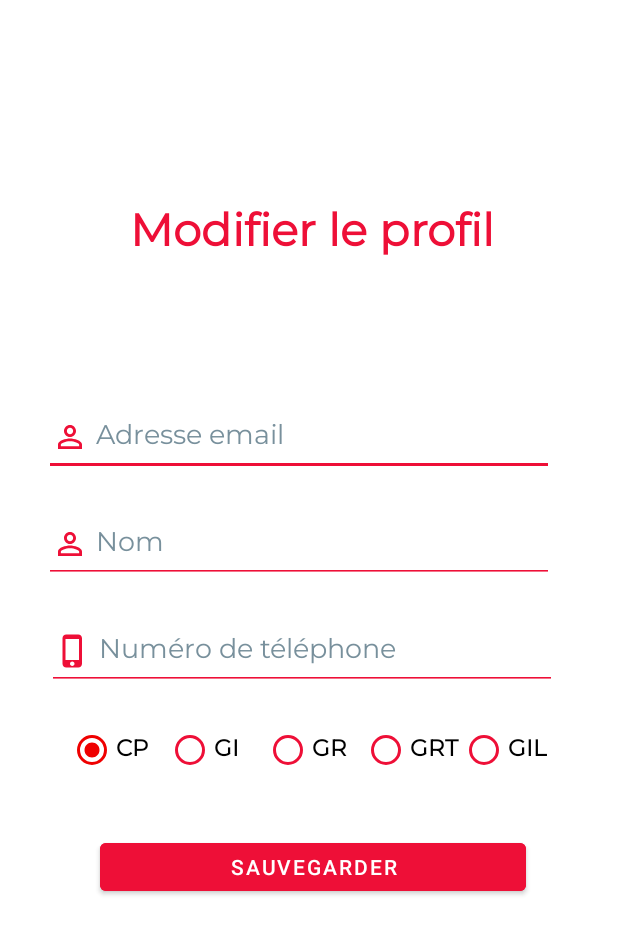
After one commit to ZakariaDani/Education_Store, an Android app: the EditProfileActivity screen opened directly, with no data from a screen before it, on a phone screen of 412 x 824 dp. The commit adds this screen. Shown: the top 934 px of the screen. Run offline under Robolectric (Android 15) with nearby library versions, the phone set to English and light mode, and no system bars; our stand-ins replace Firebase (no records; nobody signed in at launch, a user with empty details on screens opened directly); 5 statements that could not run were skipped.

Commit message:
add edit profile page

```diff
--- a/app/src/main/java/com/example/ensamarketplace/AddNewAnnouncement.java
+++ b/app/src/main/java/com/example/ensamarketplace/AddNewAnnouncementActivity.java
@@ -1,13 +1,10 @@
 package com.example.ensamarketplace;
 import android.content.Intent;
-import android.graphics.Color;
 import android.os.Bundle;
 import android.provider.MediaStore;
 import android.view.View;
 import android.view.Window;
 import android.view.WindowManager;
-import android.widget.Button;
-import android.widget.CompoundButton;
 import android.widget.EditText;
 import android.widget.ImageView;
 import android.widget.ProgressBar;
@@ -16,23 +13,19 @@ import android.widget.RadioGroup;
 import android.widget.Switch;
 import android.widget.Toast;
 
-import androidx.annotation.NonNull;
 import androidx.annotation.Nullable;
 import androidx.appcompat.app.AppCompatActivity;
 
 import com.example.ensamarketplace.model.Announcement;
 import com.example.ensamarketplace.model.User;
 import com.google.android.gms.tasks.OnCompleteListener;
-import com.google.android.gms.tasks.OnFailureListener;
 import com.google.android.gms.tasks.OnSuccessListener;
-import com.google.android.gms.tasks.Task;
-import com.google.firebase.auth.AuthResult;
 import com.google.firebase.auth.FirebaseAuth;
 import com.google.firebase.firestore.DocumentReference;
 import com.google.firebase.firestore.DocumentSnapshot;
 import com.google.firebase.firestore.FirebaseFirestore;
 
-public class AddNewAnnouncement extends AppCompatActivity {
+public class AddNewAnnouncementActivity extends AppCompatActivity {
     EditText titre;
     EditText phone;
     EditText description;
@@ -56,7 +49,7 @@ public class AddNewAnnouncement extends AppCompatActivity {
         getSupportActionBar().hide();
         setContentView(R.layout.activity_add_new_announcement);
         titre = findViewById(R.id.titre);
-        phone =(EditText) findViewById(R.id.phone);
+        phone = findViewById(R.id.phone);
         branch = findViewById(R.id.branch);
         description = findViewById(R.id.description);
         loadingIcon = findViewById(R.id.loadingIcon);
@@ -98,7 +91,7 @@ public class AddNewAnnouncement extends AppCompatActivity {
             enableLoadingAnimation();
             Announcement announcement = new Announcement(titreInput, typeInput, imageInput, branchInput, phoneInput, descriptionInput, firebaseAuth.getCurrentUser().getUid());
             System.out.println(announcement);
-            //saveAnnouncement(announcement);
+            saveAnnouncement(announcement);
         }
 
 
--- /dev/null
+++ b/app/src/main/java/com/example/ensamarketplace/EditProfileActivity.java
@@ -0,0 +1,149 @@
+package com.example.ensamarketplace;
+
+import android.os.Bundle;
+import android.view.View;
+import android.view.Window;
+import android.view.WindowManager;
+import android.widget.EditText;
+import android.widget.ProgressBar;
+import android.widget.RadioButton;
+import android.widget.RadioGroup;
+import android.widget.Toast;
+
+import androidx.appcompat.app.AppCompatActivity;
+
+import com.example.ensamarketplace.model.User;
+import com.google.firebase.auth.FirebaseAuth;
+import com.google.firebase.firestore.DocumentReference;
+import com.google.firebase.firestore.DocumentSnapshot;
+import com.google.firebase.firestore.FirebaseFirestore;
+
+public class EditProfileActivity extends AppCompatActivity {
+    EditText email;
+    EditText name;
+    EditText phone;
+
+    RadioGroup branch;
+    String emailInput,nameInput,branchInput,phoneInput;
+    User user;
+    ProgressBar loadingIcon;
+    private final FirebaseFirestore firestore = FirebaseFirestore.getInstance();
+    private final FirebaseAuth firebaseAuth = FirebaseAuth.getInstance();
+
+    @Override
+    protected void onCreate(Bundle savedInstanceState) {
+        super.onCreate(savedInstanceState);
+        requestWindowFeature(Window.FEATURE_NO_TITLE);
+        this.getWindow().setFlags(
+                WindowManager.LayoutParams.FLAG_FULLSCREEN,WindowManager.LayoutParams.FLAG_FULLSCREEN);
+
+        getSupportActionBar().hide();
+        setContentView(R.layout.activity_edit_profile);
+
+        email = findViewById(R.id.emaill);
+        name = findViewById(R.id.name);
+        branch = findViewById(R.id.branch);
+        phone = findViewById(R.id.phone);
+
+        loadingIcon = findViewById(R.id.loadingIcon);
+        user = getConnectedUser();
+    }
+
+    public void save(View view) {
+
+        emailInput = email.getText().toString();
+        nameInput = name.getText().toString();
+        RadioButton radio = findViewById(branch.getCheckedRadioButtonId());
+        branchInput = radio.getText().toString();
+        phoneInput = phone.getText().toString();
+
+        boolean validateForm = validateForm();
+
+        if(validateForm){
+            enableLoadingAnimation();
+            User user = new User(nameInput, emailInput, branchInput, phoneInput);
+            saveUser(user, firebaseAuth.getCurrentUser().getUid());
+        }
+    }
+    public void saveUser(User user,String userID){
+        firestore.collection("Users").document(userID)
+                .set(user).addOnSuccessListener(
+                        unused -> showMessage("Votre profil a été modifié avec succée")
+                )
+                .addOnFailureListener(
+                        e -> showMessage("notre serveur est en service pour le moment")
+                ).addOnCompleteListener(
+                        task -> disableLoadingAnimation()
+                );
+    }
+
+    public boolean validateForm(){
+        boolean validForm = false;
+
+        if (emailInput.isEmpty() || nameInput.isEmpty() ||
+         branchInput.isEmpty() || phoneInput.isEmpty() ) {
+            showMessage("Tous les champs doivent etre remplis");
+        }else if (!emailInput.matches("^[a-z].*@[a-z]+\\.[a-z]+$")) {
+            showMessage("Cette addresse email est invalide");
+        }else if (!phoneInput.matches("^0[5-8][0-9]+$")) {
+            showMessage("Ce numéro de téléphone est invalide");
+        }else{
+            validForm = true;
+        }
+        return validForm;
+    }
+    public User getConnectedUser() {
+        User user = new User();
+        DocumentReference docRef = firestore.collection("Users").document(firebaseAuth.getCurrentUser().getUid());
+        docRef.get().addOnCompleteListener(task -> {
+            if (task.isSuccessful()) {
+                DocumentSnapshot document = task.getResult();
+                user.setName(document.get("name").toString());
+                user.setEmail(document.get("email").toString());
+                user.setPhone(document.get("phone").toString());
+                user.setBranch(document.get("branch").toString());
+                phone.setText(user.getPhone());
+                email.setText(user.getEmail());
+                name.setText(user.getName());
+                setBranch(user);
+                if (document.exists()) {
+                    System.out.println("data: " + user);
+                } else {
+                    System.out.println("No such document");
+                }
+            } else {
+                System.out.println("get failed with "+ task.getException());
+            }
+        });
+        return user;
+    }
+    public void enableLoadingAnimation(){
+        loadingIcon.setVisibility(View.VISIBLE);
+    }
+
+    public void disableLoadingAnimation(){
+        loadingIcon.setVisibility(View.INVISIBLE);
+    }
+    public void showMessage(String errorMessage){
+        Toast.makeText(this,errorMessage,Toast.LENGTH_SHORT).show();
+    }
+    public void setBranch(User user) {
+        switch (user.getBranch()) {
+            case "CP":
+                branch.check(R.id.cp);
+                break;
+            case "GI":
+                branch.check(R.id.gi);
+                break;
+            case "GRT":
+                branch.check(R.id.grt);
+                break;
+            case "GIL":
+                branch.check(R.id.gil);
+                break;
+            case "GR":
+                branch.check(R.id.gr);
+                break;
+        }
+    }
+}
--- a/app/src/main/java/com/example/ensamarketplace/LoginActivity.java
+++ b/app/src/main/java/com/example/ensamarketplace/LoginActivity.java
@@ -5,7 +5,6 @@ import androidx.appcompat.app.AppCompatActivity;
 
 import android.content.Intent;
 import android.os.Bundle;
-import android.text.method.HideReturnsTransformationMethod;
 import android.view.View;
 import android.view.Window;
 import android.view.WindowManager;
@@ -112,7 +111,7 @@ public class LoginActivity extends AppCompatActivity {
 
     //just fot test-----------
     public void navigateToAddAnnouncementPage(){
-        Intent intent = new Intent(this, AddNewAnnouncement.class);
+        Intent intent = new Intent(this, EditProfileActivity.class);
         startActivity(intent);
     }
     //-----------
--- a/app/src/main/res/layout/activity_add_new_announcement.xml
+++ b/app/src/main/res/layout/activity_add_new_announcement.xml
@@ -162,7 +162,7 @@
 
         <ImageView
             android:id="@+id/uploadImage"
-            android:layout_width="wrap_content"
+            android:layout_width="300dp"
             android:layout_height="140dp"
             android:layout_marginBottom="24dp"
             android:contentDescription="@string/upload_img"
--- /dev/null
+++ b/app/src/main/res/layout/activity_edit_profile.xml
@@ -0,0 +1,169 @@
+<?xml version="1.0" encoding="utf-8"?>
+<androidx.constraintlayout.widget.ConstraintLayout xmlns:android="http://schemas.android.com/apk/res/android"
+    xmlns:app="http://schemas.android.com/apk/res-auto"
+    xmlns:tools="http://schemas.android.com/tools"
+    style="@style/input"
+    android:layout_width="match_parent"
+    android:layout_height="match_parent"
+    android:background="#00DF1818"
+    android:backgroundTint="#FFFFFF"
+    android:backgroundTintMode="screen"
+    android:foregroundTint="#FFFFFF"
+    tools:context=".LoginActivity">
+
+    <androidx.constraintlayout.widget.ConstraintLayout
+        android:layout_width="366dp"
+        android:layout_height="610dp"
+        app:layout_constraintBottom_toBottomOf="parent"
+        app:layout_constraintEnd_toEndOf="parent"
+        app:layout_constraintHorizontal_bias="0.492"
+        app:layout_constraintStart_toStartOf="parent"
+        app:layout_constraintTop_toTopOf="parent"
+        app:layout_constraintVertical_bias="0.496">
+
+        <EditText
+            android:id="@+id/emaill"
+            style="@style/input"
+            android:layout_width="340dp"
+            android:layout_height="51dp"
+            android:layout_marginStart="4dp"
+            android:layout_marginTop="88dp"
+            android:drawableLeft="@drawable/ic_baseline_person_outline_24"
+            android:ems="10"
+            android:hint="@string/auth_email_hint"
+            android:inputType="textEmailAddress"
+            android:textColor="#000000"
+            android:textColorHint="#78909C"
+            app:layout_constraintStart_toStartOf="parent"
+            app:layout_constraintTop_toBottomOf="@+id/textView3" />
+
+        <EditText
+            android:id="@+id/name"
+            style="@style/input"
+            android:layout_width="340dp"
+            android:layout_height="51dp"
+            android:layout_marginStart="4dp"
+            android:layout_marginTop="20dp"
+            android:drawableLeft="@drawable/ic_baseline_person_outline_24"
+            android:ems="10"
+            android:hint="@string/auth_name_hint"
+            android:inputType="textEmailAddress"
+            android:textColor="#000000"
+            android:textColorHint="#78909C"
+            app:layout_constraintStart_toStartOf="parent"
+            app:layout_constraintTop_toBottomOf="@+id/emaill" />
+
+        <EditText
+            android:id="@+id/phone"
+            style="@style/input"
+            android:layout_width="340dp"
+            android:layout_height="51dp"
+            android:layout_marginTop="20dp"
+            android:drawableLeft="@drawable/ic_baseline_phone_iphone_24"
+            android:ems="10"
+            android:hint="@string/auth_phone_hint"
+            android:inputType="phone"
+            android:textColor="#000000"
+            android:textColorHint="#78909C"
+            app:layout_constraintEnd_toEndOf="parent"
+            app:layout_constraintHorizontal_bias="0.23"
+            app:layout_constraintStart_toStartOf="parent"
+            app:layout_constraintTop_toBottomOf="@+id/name" />
+
+        <Button
+            android:id="@+id/save"
+            android:layout_width="284dp"
+            android:layout_height="44dp"
+            android:layout_marginBottom="116dp"
+            android:backgroundTint="@color/main_color"
+            android:onClick="save"
+            android:text="@string/save"
+            android:textColor="#FFFFFF"
+            app:layout_constraintBottom_toBottomOf="parent"
+            app:layout_constraintEnd_toEndOf="parent"
+            app:layout_constraintStart_toStartOf="parent" />
+
+        <RadioGroup
+            android:id="@+id/branch"
+            android:layout_width="wrap_content"
+            android:layout_height="40dp"
+            android:layout_marginTop="20dp"
+            android:orientation="horizontal"
+            app:layout_constraintEnd_toEndOf="parent"
+            app:layout_constraintStart_toStartOf="parent"
+            app:layout_constraintTop_toBottomOf="@+id/phone">
+
+            <RadioButton
+                android:id="@+id/cp"
+                style="@style/branch"
+                android:layout_width="65dp"
+                android:layout_height="wrap_content"
+                android:backgroundTint="@color/black"
+                android:buttonTint="#EF0000"
+                android:checked="true"
+                android:text="@string/cp"
+                tools:ignore="TouchTargetSizeCheck" />
+
+            <RadioButton
+                android:id="@+id/gi"
+                style="@style/branch"
+                android:layout_width="65dp"
+                android:layout_height="wrap_content"
+                android:text="@string/gi"
+                tools:ignore="TouchTargetSizeCheck" />
+
+            <RadioButton
+                android:id="@+id/gr"
+                style="@style/branch"
+                android:layout_width="65dp"
+                android:layout_height="wrap_content"
+                android:text="@string/ge"
+                tools:ignore="TouchTargetSizeCheck" />
+
+            <RadioButton
+                android:id="@+id/grt"
+                style="@style/branch"
+                android:layout_width="65dp"
+                android:layout_height="wrap_content"
+                android:text="@string/grt"
+                tools:ignore="TouchTargetSizeCheck" />
+
+            <RadioButton
+                android:id="@+id/gil"
+                style="@style/branch"
+                android:layout_width="65dp"
+                android:layout_height="wrap_content"
+                android:text="@string/glm"
+                tools:ignore="TouchTargetSizeCheck" />
+
+        </RadioGroup>
+
+        <ProgressBar
+            android:id="@+id/loadingIcon"
+            style="@style/loadingIcon"
+            android:layout_width="102dp"
+            android:layout_height="108dp"
+            android:layout_marginTop="108dp"
+            android:indeterminateTint="@color/loading_color"
+            android:rotation="6"
+            app:layout_constraintEnd_toEndOf="parent"
+            app:layout_constraintStart_toStartOf="parent"
+            app:layout_constraintTop_toTopOf="parent" />
+
+        <TextView
+            android:id="@+id/textView3"
+            style="@style/authentication_title"
+            android:layout_width="wrap_content"
+            android:layout_height="wrap_content"
+            android:layout_marginTop="28dp"
+            android:fontFamily="@font/montserrat"
+            android:text="@string/edit"
+            android:textColor="@color/main_color"
+            android:textSize="30sp"
+            app:layout_constraintEnd_toEndOf="parent"
+            app:layout_constraintStart_toStartOf="parent"
+            app:layout_constraintTop_toTopOf="parent" />
+
+    </androidx.constraintlayout.widget.ConstraintLayout>
+
+</androidx.constraintlayout.widget.ConstraintLayout>
--- a/app/src/main/res/values/strings.xml
+++ b/app/src/main/res/values/strings.xml
@@ -4,6 +4,8 @@
 
     <string name="login">Login</string>
     <string name="register">Register</string>
+    <string name="edit">Modifier le profil</string>
+    <string name="save">Sauvegarder</string>
     <string name="add_new_ann">Ajouter une nouvelle annonce</string>
     <string name="ann_title">Titre</string>
     <string name="ann_type">Type</string>
```
Also changed, not shown: app/src/main/AndroidManifest.xml (+8 -1 lines).
